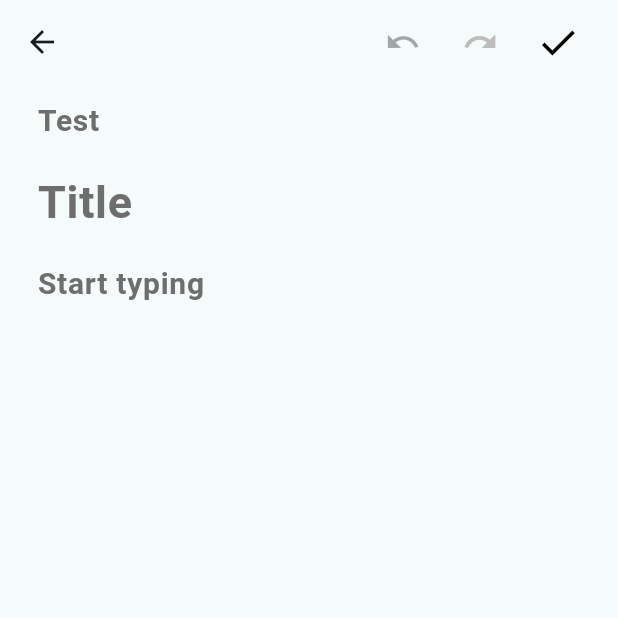
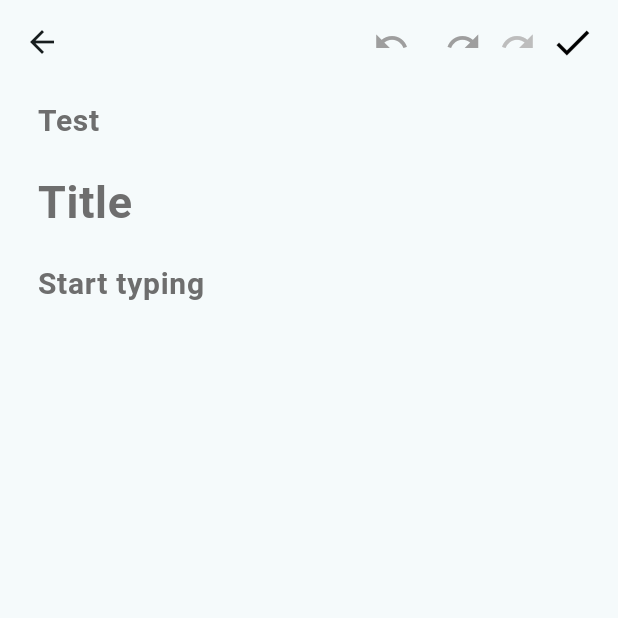
Before and after one commit to Cod3ddy/cod3ddy_pad, a Flutter app: the AddNoteScreen screen opened directly, on a phone screen of 412 x 824 dp, the top half of it. Run offline on Flutter 3.47's test engine with Material 2 defaults, Android fonts, the phone set to English and light mode, and no system bars.

Commit message:
updated custom button and textfield

```diff
--- a/lib/components/button.dart
+++ b/lib/components/button.dart
@@ -1,35 +1,23 @@
 import 'package:flutter/material.dart';
 
 class NoteHistoryButton extends StatelessWidget {
-  final UndoHistoryController undoController;
   final Widget icon;
-  final ButtonStyle? enabledStyle;
-  final ButtonStyle? disabledStyle;
+  final ButtonStyle? buttonStyle;
   final Function()? onPressed;
 
   const NoteHistoryButton({
     required this.icon,
-    required this.undoController,
-    required this.enabledStyle,
-    required this.disabledStyle,
+    required this.buttonStyle,
     required this.onPressed,
     super.key,
   });
 
   @override
   Widget build(BuildContext context) {
-    return ValueListenableBuilder(
-      valueListenable: undoController,
-      builder: (context, value, child) {
-        return IconButton(
-            onPressed: onPressed,
-            icon: icon,
-            style: ButtonStyle(
-              iconColor: MaterialStateProperty.all(
-                (value.canUndo ? enabledStyle : disabledStyle) as Color?,
-              ),
-            ));
-      },
+    return IconButton(
+      onPressed: onPressed,
+      icon: icon,
+      style: buttonStyle,
     );
   }
 
--- a/lib/screens/addnote.dart
+++ b/lib/screens/addnote.dart
@@ -14,9 +14,19 @@ class _AddNoteScreenState extends State<AddNoteScreen> {
   final FocusNode _focusNode = FocusNode();
   final UndoHistoryController _undoController = UndoHistoryController();
 
-  get enabledStyle => null;
-
-  get disabledStyle => null;
+  ButtonStyle? enabledStyle() => ButtonStyle(
+        // ignore: prefer_collection_literals
+        iconColor: MaterialStateProperty.all(
+          Colors.black,
+        ),
+      );
+  ButtonStyle? disabledStyle() {
+    return ButtonStyle(
+      iconColor: MaterialStateProperty.all(
+        Colors.grey,
+      ),
+    );
+  }
 
   @override
   void initState() {
@@ -35,12 +45,31 @@ class _AddNoteScreenState extends State<AddNoteScreen> {
             SizedBox(
               width: MediaQuery.of(context).size.width * 0.4,
             ),
-            NoteHistoryButton(
-              icon: const Icon(Icons.undo),
-              undoController: _undoController,
-              enabledStyle: enabledStyle,
-              disabledStyle: disabledStyle,
-              onPressed: _undoController.undo(),
+            //listen to the focused text field if its possible to redo or undo
+            ValueListenableBuilder(
+              valueListenable: _undoController,
+              builder: (context, value, child) {
+                return Row(
+                  children: [
+                    NoteHistoryButton(
+                      icon: const Icon(Icons.undo),
+                      buttonStyle:
+                          value.canUndo ? enabledStyle() : disabledStyle(),
+                      onPressed: () {
+                        _undoController.undo();
+                      },
+                    ),
+                    NoteHistoryButton(
+                      icon: const Icon(Icons.redo),
+                      buttonStyle:
+                          value.canRedo ? enabledStyle() : disabledStyle(),
+                      onPressed: () {
+                        _undoController.redo();
+                      },
+                    ),
+                  ],
+                );
+              },
             ),
             SizedBox(
               width: MediaQuery.of(context).size.width * 0.001,
```
